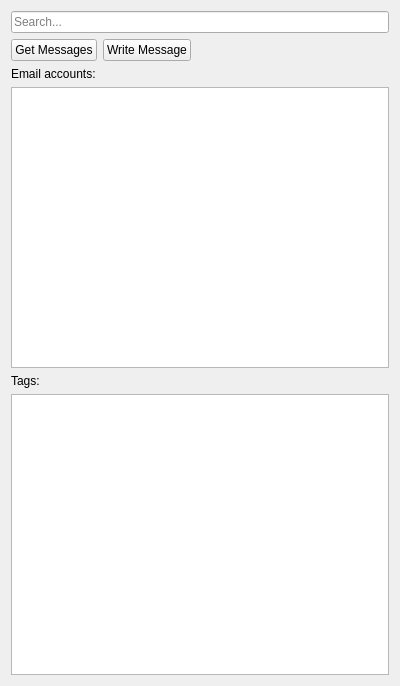
First picture: the form in src/modules/windows/email/EmailContentsWidget.ui, repository honza-c/otter-browser, before the edit.
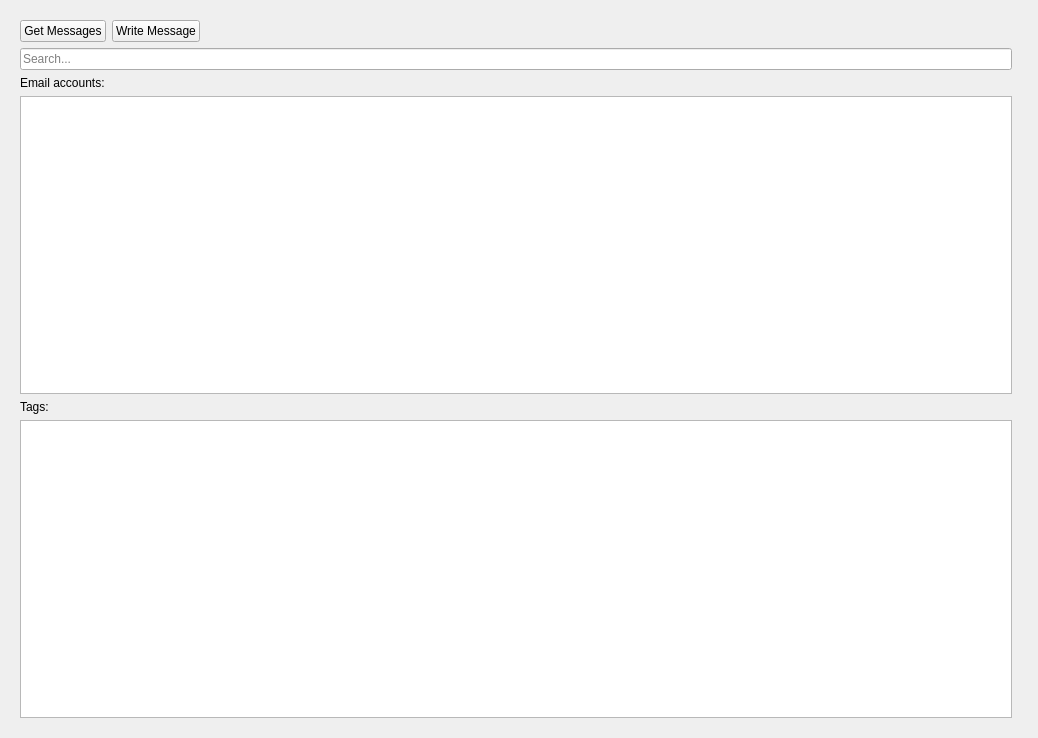
Second picture: the form after the edit. Icons and pictures are not drawn. Custom widgets are drawn as their Qt base class.

Commit message: added EmailContentReaderWidget to EmailContentsWidget and filled MessageMetadataTableView with data from database

```diff
--- a/src/modules/windows/email/EmailContentsWidget.ui
+++ b/src/modules/windows/email/EmailContentsWidget.ui
@@ -6,8 +6,8 @@
    <rect>
     <x>0</x>
     <y>0</y>
-    <width>400</width>
-    <height>686</height>
+    <width>1038</width>
+    <height>738</height>
    </rect>
   </property>
   <property name="windowTitle">
@@ -15,17 +15,10 @@
   </property>
   <layout class="QVBoxLayout" name="verticalLayout_2">
    <item>
+    <layout class="QHBoxLayout" name="horizontalLayout_2">
+     <item>
+      <widget class="QWidget" name="emailSidebarWidget" native="true">
     <layout class="QVBoxLayout" name="verticalLayout">
-     <item>
-      <widget class="Otter::LineEditWidget" name="filterLineEditWidget">
-       <property name="placeholderText">
-        <string>Search...</string>
-       </property>
-       <property name="clearButtonEnabled">
-        <bool>true</bool>
-       </property>
-      </widget>
-     </item>
      <item>
       <layout class="QHBoxLayout" name="horizontalLayout">
        <item>
@@ -63,6 +56,16 @@
        </item>
       </layout>
      </item>
+        <item>
+         <widget class="Otter::LineEditWidget" name="filterLineEditWidget">
+          <property name="placeholderText">
+           <string>Search...</string>
+          </property>
+          <property name="clearButtonEnabled">
+           <bool>true</bool>
+          </property>
+         </widget>
+        </item>
      <item>
       <widget class="QLabel" name="emailAccountsLabel">
        <property name="text">
@@ -84,6 +87,12 @@
       <widget class="QListView" name="listView"/>
      </item>
     </layout>
+      </widget>
+     </item>
+     <item>
+      <widget class="Otter::EmailContentReaderWidget" name="emailContentReaderWidget" native="true"/>
+     </item>
+    </layout>
    </item>
   </layout>
  </widget>
@@ -93,6 +102,12 @@
    <extends>QLineEdit</extends>
    <header>src/ui/LineEditWidget.h</header>
   </customwidget>
+  <customwidget>
+   <class>Otter::EmailContentReaderWidget</class>
+   <extends>QWidget</extends>
+   <header>src/modules/windows/email/EmailContentReaderWidget.h</header>
+   <container>1</container>
+  </customwidget>
  </customwidgets>
  <resources/>
  <connections/>
```
Left out of the diff: 6 changed lines with no effect on the pictures. Lines whose indentation alone changed are shown as unchanged. The commit also changes 4 other files.
